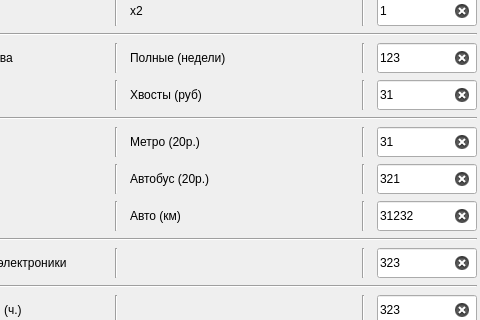
Above: window.ui from moredain/zp before the change; both pictures show x 118 to 598 and y 429 to 749 of the 1060 by 902 pixel window. Below: the same form after it.
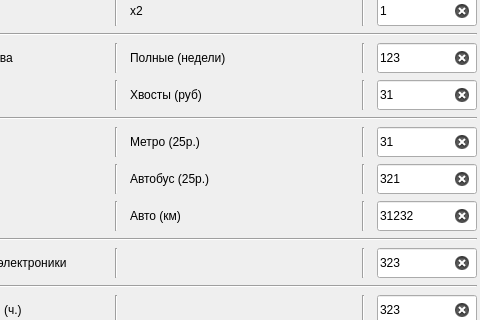
That is the form after the change.

Patch:
```diff
--- a/window.ui
+++ b/window.ui
@@ -311,7 +311,7 @@
        </size>
       </property>
       <property name="text">
-       <string>Автобус (20р.)</string>
+       <string>Автобус (25р.)</string>
       </property>
      </widget>
     </item>
@@ -420,7 +420,7 @@
        </size>
       </property>
       <property name="text">
-       <string>Метро (20р.)</string>
+       <string>Метро (25р.)</string>
       </property>
      </widget>
     </item>
```
